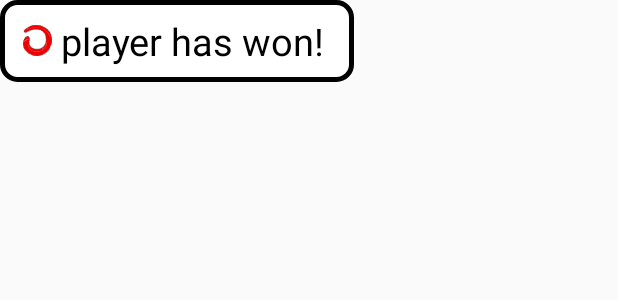
After one commit to moh4med/TicTacToe, an Android app: the layout toast.xml on its own in the app's theme, with its tools: preview values and no code run, on a phone screen of 412 x 824 dp. The commit adds this screen. Shown: the top 300 px of the screen. Run offline under Robolectric (Android 15) with nearby library versions, the phone set to English and light mode, and no system bars.

Commit message:
show custom toast after the game finish.

```diff
--- /dev/null
+++ b/app/src/main/res/drawable/toast_layout.xml
@@ -0,0 +1,7 @@
+<?xml version="1.0" encoding="UTF-8"?>
+<shape xmlns:android="http://schemas.android.com/apk/res/android">
+    <solid android:color="#ffffff"/>
+    <stroke android:width="3dp" android:color="#000000" />
+    <corners android:radius="10dp"/>
+    <padding android:left="10dp" android:top="10dp" android:right="10dp" android:bottom="10dp" />
+</shape>
--- /dev/null
+++ b/app/src/main/res/layout/toast.xml
@@ -0,0 +1,24 @@
+<LinearLayout
+    xmlns:android="http://schemas.android.com/apk/res/android"
+    android:id="@+id/toast_layout_root"
+    android:orientation="horizontal"
+    android:layout_width="wrap_content"
+    android:layout_height="wrap_content"
+    android:background="@drawable/toast_layout">
+
+    <ImageView android:id="@+id/toastimage"
+        android:layout_width="30dp"
+        android:layout_height="30dp"
+        android:layout_gravity="center"
+        android:src="@drawable/oh"/>
+
+    <TextView android:id="@+id/toasttext"
+        android:layout_width="wrap_content"
+        android:layout_height="wrap_content"
+        android:paddingRight="10dp"
+        android:gravity="center"
+        android:textSize="25dp"
+        android:textColor="#000000"
+        android:text="player has won!"/>
+
+</LinearLayout>
```
Also changed, not shown: app/src/main/java/com/example/mohamed/tictactoe/MainActivity.java (+53 -5 lines).
